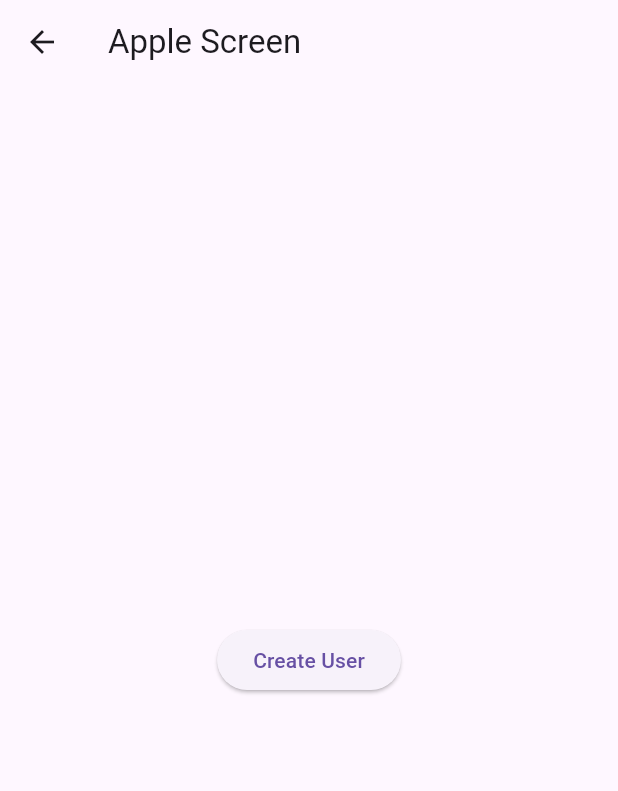
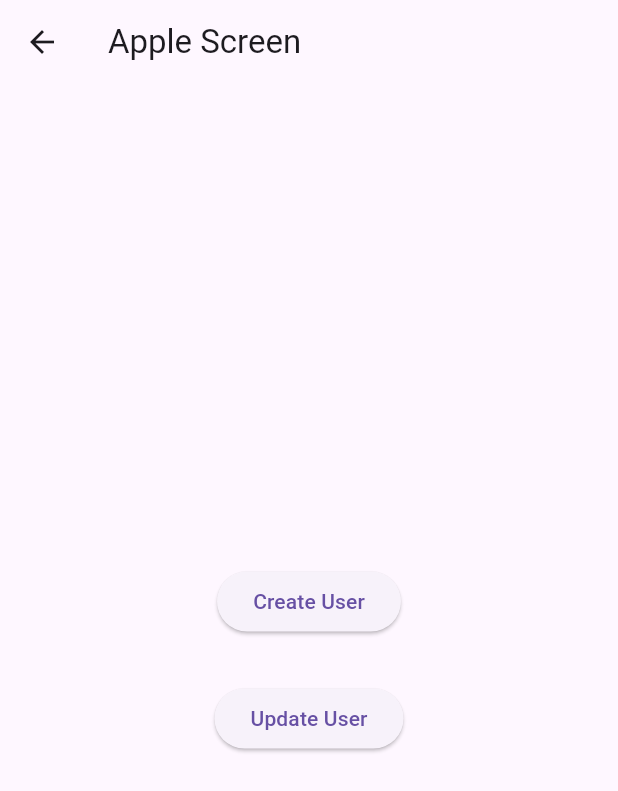
Before and after one commit to HaruhikoMotokawa/action_controller_sample, a Flutter app: the screen it shows after launch, after a tap on an icon or button, on a phone screen of 412 x 824 dp. Shown: the top 791 px of the screen. Run offline on Flutter 3.47's test engine with Material 3 defaults, Android fonts, the phone set to English and light mode, and no system bars; our stand-ins replace flutter_hooks, flutter_riverpod, go_router, hooks_riverpod, logger, riverpod_annotation; generated files the repository leaves out were written again.

Commit message:
カスタムフックのキャッシュ機能を最適化し、BananaScreenとHomeScreenにユーザー作成・更新機能を追加。新しいスクリーンコントローラーを作成し、コードの可読性を向上。

```diff
--- a/lib/presentation/action_controller/_hooks/_action.dart
+++ b/lib/presentation/action_controller/_hooks/_action.dart
@@ -19,7 +19,7 @@ Action<R, Args> useCacheAction<R, Args>({
   //----------------------------------------------------------------------------
   // property
   //----------------------------------------------------------------------------
-  final cache = AsyncCache<void>.ephemeral();
+  final cache = useMemoized(AsyncCache<void>.ephemeral);
   final context = useContext();
 
   //----------------------------------------------------------------------------
@@ -27,12 +27,11 @@ Action<R, Args> useCacheAction<R, Args>({
   //----------------------------------------------------------------------------
 
   FutureOr<R> cacheAction([Args? args]) async {
-    late final R result;
+    R? result;
     await cache.fetch(() async {
       result = await action(context);
-      return;
     });
-    return result;
+    return result as R;
   }
 
   return (action: cacheAction);
--- a/lib/presentation/screen/apple/screen.dart
+++ b/lib/presentation/screen/apple/screen.dart
@@ -1,6 +1,7 @@
 import 'package:action_controller_sample/domain/enums/caller.dart';
 import 'package:action_controller_sample/domain/models/user.dart';
 import 'package:action_controller_sample/presentation/action_controller/create_user/action_controller.dart';
+import 'package:action_controller_sample/presentation/action_controller/update_user/action_controller.dart';
 import 'package:flutter/material.dart';
 import 'package:hooks_riverpod/hooks_riverpod.dart';
 
@@ -9,18 +10,22 @@ class AppleScreen extends HookConsumerWidget {
 
   static const String path = '/apple';
   static const String name = 'apple_screen';
+
+  static const _caller = Caller.appleScreen;
   @override
   Widget build(BuildContext context, WidgetRef ref) {
-    final createUser = useCreateUserController(
-      ref,
-      caller: Caller.appleScreen,
-    );
+    final createUser = useCreateUserController(ref, caller: _caller);
+    final updateUser = useUpdateUserController(ref, caller: _caller);
     return Scaffold(
       appBar: AppBar(
         title: const Text('Apple Screen'),
       ),
       body: Center(
-        child: ElevatedButton(
+        child: Column(
+          mainAxisAlignment: MainAxisAlignment.center,
+          spacing: 30,
+          children: [
+            ElevatedButton(
               onPressed: () async {
                 final user = User(
                   id: '1',
@@ -31,6 +36,12 @@ class AppleScreen extends HookConsumerWidget {
               },
               child: const Text('Create User'),
             ),
+            ElevatedButton(
+              onPressed: updateUser.action,
+              child: const Text('Update User'),
+            ),
+          ],
+        ),
       ),
     );
   }
--- a/lib/presentation/screen/home/screen.dart
+++ b/lib/presentation/screen/home/screen.dart
@@ -17,11 +17,12 @@ class HomeScreen extends HookConsumerWidget {
   static const String path = '/';
   static const String name = 'home_screen';
 
+  static const _caller = Caller.homeScreen;
+
   @override
   Widget build(BuildContext context, WidgetRef ref) {
-    final createUser = useCreateUserController(ref, caller: Caller.homeScreen);
-
-    final updateUser = useUpdateUserController(ref, caller: Caller.homeScreen);
+    final createUser = useCreateUserController(ref, caller: _caller);
+    final updateUser = useUpdateUserController(ref, caller: _caller);
     return Scaffold(
       appBar: AppBar(
         title: const Text('Home Screen'),
@@ -41,7 +42,7 @@ class HomeScreen extends HookConsumerWidget {
                 screenName: 'Banana',
                 onTap: () => context.push(BananaScreen.path),
               ),
-              const Spacer(),
+              const Divider(),
               ElevatedButton(
                 onPressed: () async {
                   final user = User(
```
Also changed, not shown: lib/presentation/screen/banana/_screen_controller.dart (added, +17 -0 lines), lib/presentation/screen/banana/screen.dart (+15 -8 lines). Lines whose indentation alone changed are shown as unchanged.
